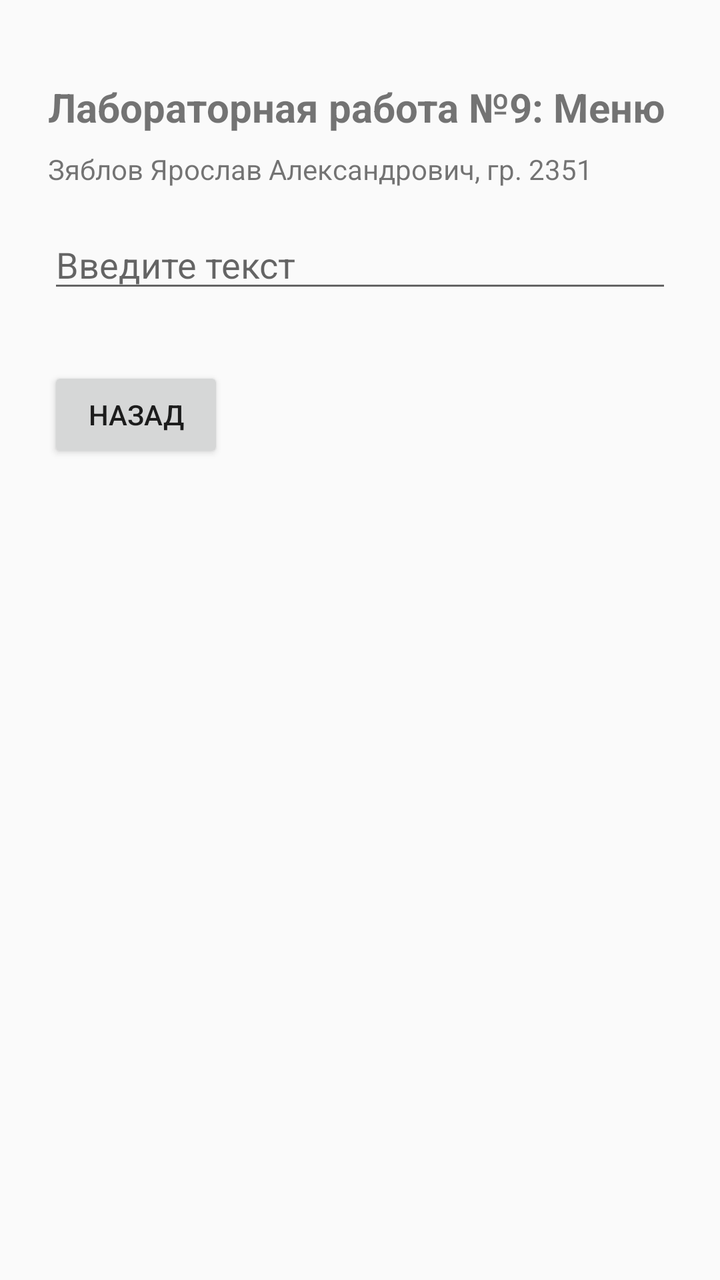
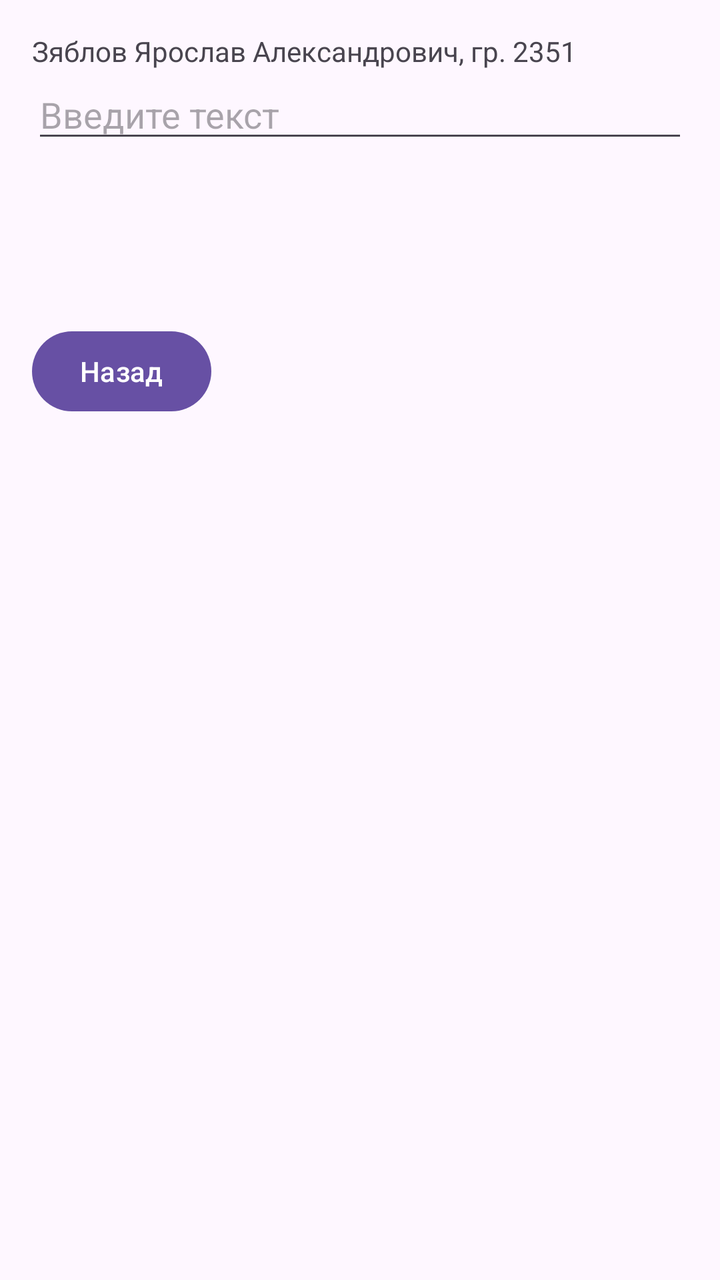

Compare the two renders of this Android layout. The source of the first and the diff that turns it into the second are given below.
<!-- AndroidManifest.xml: activity theme Theme.MyLab9 -->
<!-- res/layout/activity_lab9.xml -->
<?xml version="1.0" encoding="utf-8"?>
<LinearLayout xmlns:android="http://schemas.android.com/apk/res/android"
    android:id="@+id/main"
    android:layout_width="match_parent"
    android:layout_height="match_parent"
    android:orientation="vertical"
    android:padding="24dp">

    <TextView
        android:layout_width="match_parent"
        android:layout_height="wrap_content"
        android:layout_marginTop="16dp"
        android:text="Лабораторная работа №9: Меню"
        android:textSize="20sp"
        android:textStyle="bold" />

    <TextView
        android:layout_width="match_parent"
        android:layout_height="wrap_content"
        android:layout_marginTop="8dp"
        android:layout_marginBottom="16dp"
        android:text="@string/fio"
        android:textSize="14sp" />

    <EditText
        android:id="@+id/input"
        android:layout_width="match_parent"
        android:layout_height="wrap_content"
        android:hint="Введите текст"
        android:inputType="text" />

    <TextView
        android:id="@+id/hidden"
        android:layout_width="match_parent"
        android:layout_height="wrap_content"
        android:layout_marginTop="24dp"
        android:text="Скрытый текст (зажмите для контекстного меню)"
        android:textSize="18sp"
        android:visibility="gone" />

    <Button
        android:id="@+id/backBtn9"
        android:layout_width="wrap_content"
        android:layout_height="wrap_content"
        android:layout_marginTop="32dp"
        android:text="Назад" />

</LinearLayout>
<!-- resources referenced by this layout -->
<resources>
  <string name="fio">Зяблов Ярослав Александрович, гр. 2351</string>
  <style name="Theme.MyLab9" parent="Theme.AppCompat.Light.DarkActionBar">
          <item name="colorPrimary">#1976D2</item>
          <item name="colorPrimaryDark">#1565C0</item>
      </style>
</resources>

<!-- the commit's change to res/layout/activity_lab9.xml (unified diff, before → after) -->
@@ -4,23 +4,12 @@
     android:layout_width="match_parent"
     android:layout_height="match_parent"
     android:orientation="vertical"
-    android:padding="24dp">
+    android:padding="16dp">
 
     <TextView
         android:layout_width="match_parent"
         android:layout_height="wrap_content"
-        android:layout_marginTop="16dp"
-        android:text="Лабораторная работа №9: Меню"
-        android:textSize="20sp"
-        android:textStyle="bold" />
-
-    <TextView
-        android:layout_width="match_parent"
-        android:layout_height="wrap_content"
-        android:layout_marginTop="8dp"
-        android:layout_marginBottom="16dp"
-        android:text="@string/fio"
-        android:textSize="14sp" />
+        android:text="@string/fio" />
 
     <EditText
         android:id="@+id/input"
@@ -33,16 +22,16 @@
         android:id="@+id/hidden"
         android:layout_width="match_parent"
         android:layout_height="wrap_content"
-        android:layout_marginTop="24dp"
-        android:text="Скрытый текст (зажмите для контекстного меню)"
+        android:layout_marginTop="16dp"
+        android:text="Нажмите и удерживайте (контекстное меню)"
         android:textSize="18sp"
-        android:visibility="gone" />
+        android:visibility="invisible" />
 
     <Button
         android:id="@+id/backBtn9"
         android:layout_width="wrap_content"
         android:layout_height="wrap_content"
-        android:layout_marginTop="32dp"
+        android:layout_marginTop="24dp"
         android:text="Назад" />
 
 </LinearLayout>
<!-- resource entries referenced after the edit -->
@@ -1,9 +1,6 @@
 <!-- resources referenced by this layout -->
 <resources>
   <string name="fio">Зяблов Ярослав Александрович, гр. 2351</string>
-  <style name="Theme.MyLab9" parent="Theme.AppCompat.Light.DarkActionBar">
-          <item name="colorPrimary">#1976D2</item>
-          <item name="colorPrimaryDark">#1565C0</item>
-      </style>
+  <style name="Theme.MyLab9" parent="Theme.Material3.DayNight" />
 </resources>
 
